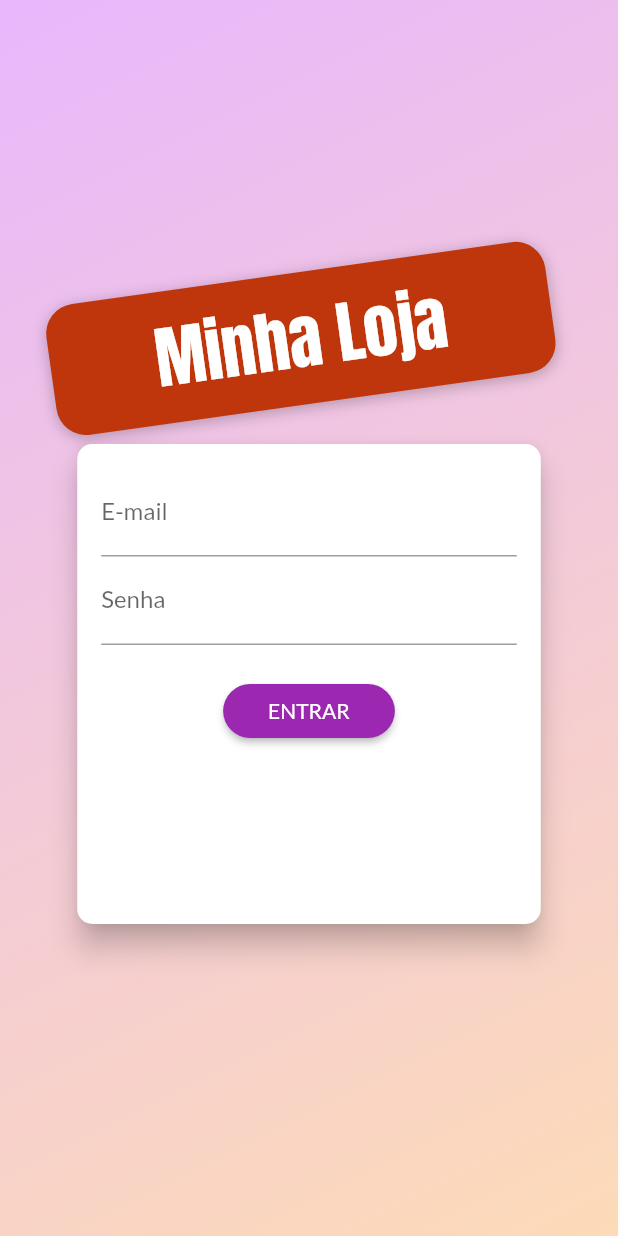
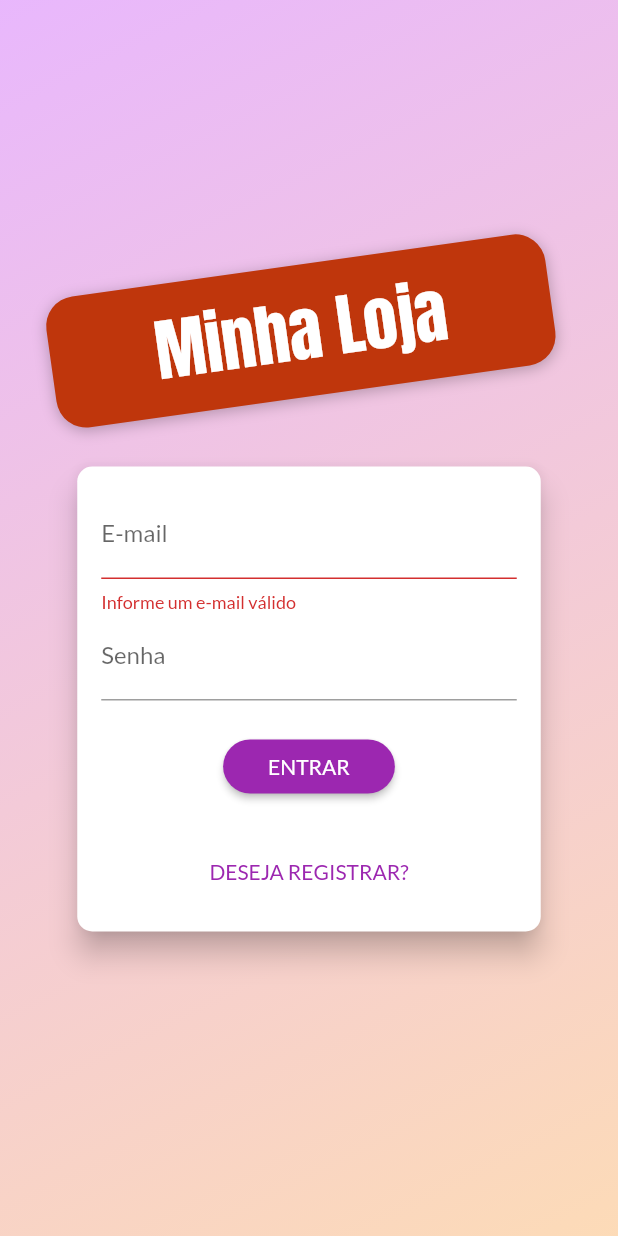
Before and after one commit to fabricio-silva-89/shop, a Flutter app: the screen it shows after launch, after a tap on "ENTRAR", on a phone screen of 412 x 824 dp. Run offline on Flutter 3.47's test engine with Material 2 defaults, Android fonts, the phone set to English and light mode, and no system bars; network calls fail.

Commit message:
Aula 18/01/2022

```diff
--- a/lib/components/auth_form.dart
+++ b/lib/components/auth_form.dart
@@ -1,6 +1,8 @@
 import 'dart:developer';
 
 import 'package:flutter/material.dart';
+import 'package:provider/provider.dart';
+import 'package:shop/models/auth.dart';
 
 enum AuthMode { signup, login }
 
@@ -13,6 +15,8 @@ class AuthForm extends StatefulWidget {
 
 class _AuthFormState extends State<AuthForm> {
   final passwordController = TextEditingController();
+  final formKey = GlobalKey<FormState>();
+  bool isLoading = false;
 
   AuthMode authMode = AuthMode.login;
   Map<String, String> authData = {
@@ -23,7 +27,40 @@ class _AuthFormState extends State<AuthForm> {
   bool _isLogin() => authMode == AuthMode.login;
   bool _isSignup() => authMode == AuthMode.signup;
 
-  void submit() {}
+  void _switchAuthMode() {
+    setState(() {
+      if (_isLogin()) {
+        authMode = AuthMode.signup;
+      } else {
+        authMode = AuthMode.login;
+      }
+    });
+  }
+
+  Future<void> submit() async {
+    final isValid = formKey.currentState?.validate() ?? false;
+
+    if (!isValid) return;
+
+    setState(() => isLoading = true);
+
+    formKey.currentState?.save();
+    Auth auth = Provider.of<Auth>(context, listen: false);
+
+    if (_isLogin()) {
+      await auth.login(
+        authData['email']!,
+        authData['password']!,
+      );
+    } else {
+      await auth.signUp(
+        authData['email']!,
+        authData['password']!,
+      );
+    }
+
+    setState(() => isLoading = false);
+  }
 
   @override
   Widget build(BuildContext context) {
@@ -36,9 +73,10 @@ class _AuthFormState extends State<AuthForm> {
       ),
       child: Container(
         padding: const EdgeInsets.all(16),
-        height: 320,
+        height: _isLogin() ? 310 : 400,
         width: deviceSize.width * 0.75,
         child: Form(
+          key: formKey,
           child: Column(
             children: [
               TextFormField(
@@ -55,11 +93,11 @@ class _AuthFormState extends State<AuthForm> {
                 },
               ),
               TextFormField(
-                decoration: InputDecoration(labelText: 'Senha'),
+                decoration: const InputDecoration(labelText: 'Senha'),
                 controller: passwordController,
                 obscureText: true,
                 onSaved: (password) => authData['password'] = password ?? '',
-                validator: authMode == AuthMode.login
+                validator: _isLogin()
                     ? null
                     : (passwordValidator) {
                         final password = passwordValidator ?? '';
@@ -70,9 +108,10 @@ class _AuthFormState extends State<AuthForm> {
                         }
                       },
               ),
-              if (authMode == AuthMode.signup)
+              if (_isSignup())
                 TextFormField(
-                  decoration: InputDecoration(labelText: 'Confirmar Senha'),
+                  decoration:
+                      const InputDecoration(labelText: 'Confirmar Senha'),
                   keyboardType: TextInputType.emailAddress,
                   obscureText: true,
                   validator: (passwordValidator) {
@@ -85,10 +124,12 @@ class _AuthFormState extends State<AuthForm> {
                   },
                 ),
               const SizedBox(height: 20),
+              if (isLoading)
+                const CircularProgressIndicator()
+              else
                 ElevatedButton(
                   onPressed: submit,
-                child:
-                    Text(authMode == AuthMode.login ? 'ENTRAR' : 'REGISTRAR'),
+                  child: Text(_isLogin() ? 'ENTRAR' : 'REGISTRAR'),
                   style: ElevatedButton.styleFrom(
                     shape: RoundedRectangleBorder(
                       borderRadius: BorderRadius.circular(30),
@@ -99,6 +140,13 @@ class _AuthFormState extends State<AuthForm> {
                     ),
                   ),
                 ),
+              const Spacer(),
+              TextButton(
+                onPressed: _switchAuthMode,
+                child: Text(
+                  _isLogin() ? 'DESEJA REGISTRAR?' : 'JÁ POSSUI CONTA?',
+                ),
+              )
             ],
           ),
         ),
--- a/lib/main.dart
+++ b/lib/main.dart
@@ -1,5 +1,6 @@
 import 'package:flutter/material.dart';
 import 'package:provider/provider.dart';
+import 'package:shop/models/auth.dart';
 import 'package:shop/models/cart.dart';
 import 'package:shop/models/order_list.dart';
 import 'package:shop/models/product_list.dart';
@@ -26,6 +27,7 @@ class MyApp extends StatelessWidget {
         ChangeNotifierProvider(create: (_) => ProductList()),
         ChangeNotifierProvider(create: (_) => Cart()),
         ChangeNotifierProvider(create: (_) => OrderList()),
+        ChangeNotifierProvider(create: (_) => Auth()),
       ],
       child: MaterialApp(
         debugShowCheckedModeBanner: false,
--- a/lib/pages/auth_page.dart
+++ b/lib/pages/auth_page.dart
@@ -30,6 +30,7 @@ class AuthPage extends StatelessWidget {
             crossAxisAlignment: CrossAxisAlignment.center,
             children: [
               Container(
+                margin: const EdgeInsets.only(bottom: 20),
                 padding: const EdgeInsets.symmetric(
                   vertical: 10,
                   horizontal: 70,
```
Also changed, not shown: lib/models/auth.dart (added, +34 -0 lines). Lines whose indentation alone changed are shown as unchanged.
